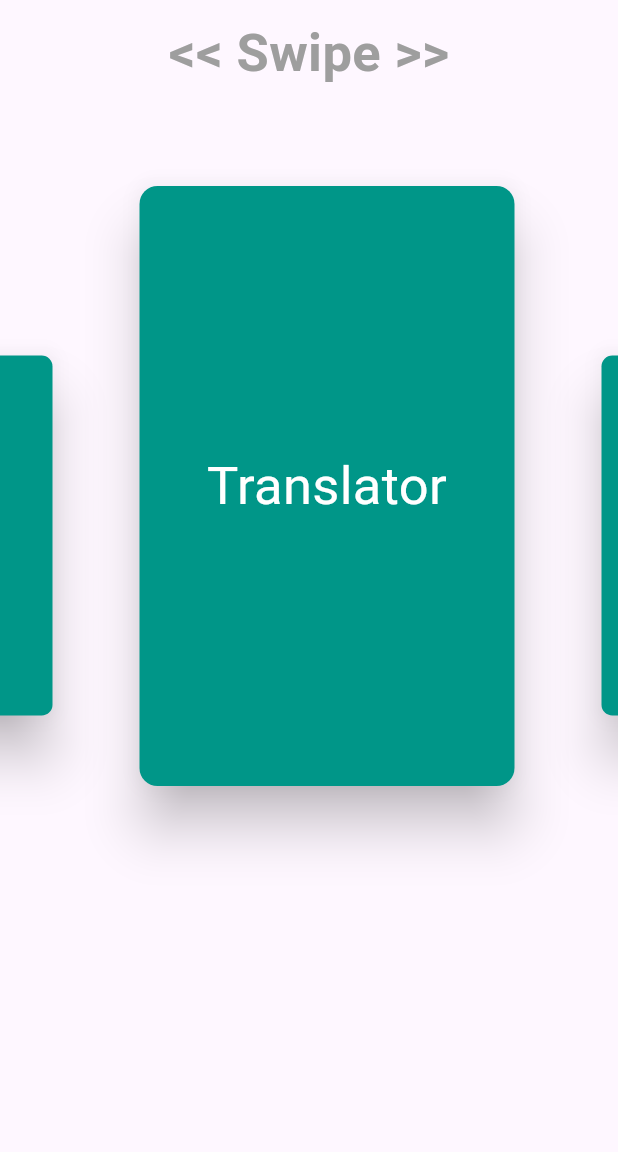
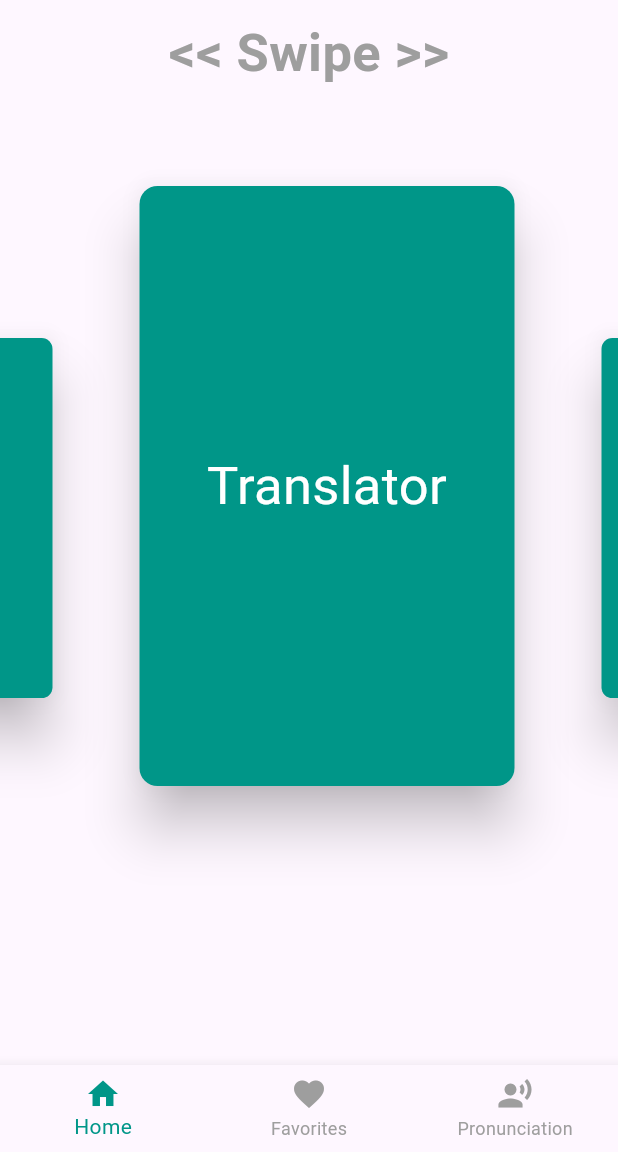
Before and after one commit to pumulo-mufalali/englozi, a Flutter app: the screen it shows after launch, on a phone screen of 412 x 824 dp, the part 84-1236 px from its top. Run offline on Flutter 3.47's test engine with Material 3 defaults, Android fonts, the phone set to English and light mode, and no system bars; drawn by our look-alikes of scroll_snap_list; our stand-ins replace flutter_tts, sqflite; accounts and stored records are empty.

```diff
--- a/lib/pages/word_details_page.dart
+++ b/lib/pages/word_details_page.dart
@@ -274,6 +274,7 @@ class _WordDetailsState extends State<WordDetails> {
   speak(String text) async {
     await flutterTts.setPitch(0.1);
     await flutterTts.setVolume(1.0);
+    await flutterTts.setLanguage("en");
     await flutterTts.setSpeechRate(0.4);
     return await flutterTts.speak(text);
   }
--- a/lib/welcome_page.dart
+++ b/lib/welcome_page.dart
@@ -5,8 +5,7 @@ import 'package:englozi/pages/phrases_page.dart';
 import 'package:englozi/pages/pronounciation_page.dart';
 import 'package:flutter/material.dart';
 import 'package:scroll_snap_list/scroll_snap_list.dart';
-
-import 'features/favourite.dart';
+import 'package:englozi/features/favourite.dart';
 
 class WelcomePage extends StatefulWidget {
   const WelcomePage({Key? key}) : super(key: key);
@@ -19,18 +18,24 @@ class _WelcomePageState extends State<WelcomePage> {
   int _focuses = 1;
   int _currentIndex = 0;
 
-  final List<Widget> _pages = [
-    const WelcomePage(),
-    const FavouritePage(),
-    const PronunciationPage(),
-  ];
-
   List<String> cards = ['Phrases', 'Translator', 'Names'];
 
   void _onItemFocus(int index) {
     setState(() {
       _focuses = index;
     });
+  }
+
+  void _onTabTapped(int index) {
+    setState(() {
+      _currentIndex = index;
+    });
+
+    if (index == 1) {
+      Navigator.push(context, MaterialPageRoute(builder: (context) => const FavouritePage()));
+    } else if (index == 2) {
+      Navigator.push(context, MaterialPageRoute(builder: (context) => const PronunciationPage()));
+    }
   }
 
   final GlobalKey<ScaffoldState> _scaffoldkey = GlobalKey();
@@ -46,9 +51,7 @@ class _WelcomePageState extends State<WelcomePage> {
         child: Column(
           mainAxisAlignment: MainAxisAlignment.center,
           children: [
-            const SizedBox(
-              height: 60,
-            ),
+            const SizedBox(height: 60),
             Card(
               elevation: 15.0,
               color: Colors.teal,
@@ -127,15 +130,11 @@ class _WelcomePageState extends State<WelcomePage> {
           ),
         ),
       ),
-      body: Scaffold(
-        resizeToAvoidBottomInset: true,
       drawer: const DrawerPage(),
       key: _scaffoldkey,
       body: Column(
         children: [
-            const SizedBox(
-              height: 10,
-            ),
+          const SizedBox(height: 10),
           const Text(
             ' << Swipe >> ',
             style: TextStyle(
@@ -155,11 +154,28 @@ class _WelcomePageState extends State<WelcomePage> {
               onItemFocus: _onItemFocus,
             ),
           ),
-            const SizedBox(
-              height: 15.0,
+          const SizedBox(height: 15.0),
+        ],
+      ),
+      bottomNavigationBar: BottomNavigationBar(
+        currentIndex: _currentIndex,
+        onTap: _onTabTapped,
+        selectedItemColor: Colors.teal,
+        unselectedItemColor: Colors.grey,
+        items: const [
+          BottomNavigationBarItem(
+            icon: Icon(Icons.home),
+            label: 'Home',
+          ),
+          BottomNavigationBarItem(
+            icon: Icon(Icons.favorite),
+            label: 'Favorites',
+          ),
+          BottomNavigationBarItem(
+            icon: Icon(Icons.record_voice_over),
+            label: 'Pronunciation',
           ),
         ],
-        ),
       ),
     );
   }
```
Also changed, not shown: lib/pages/phrases_page.dart (+15 -21 lines). Lines whose indentation alone changed are shown as unchanged.
